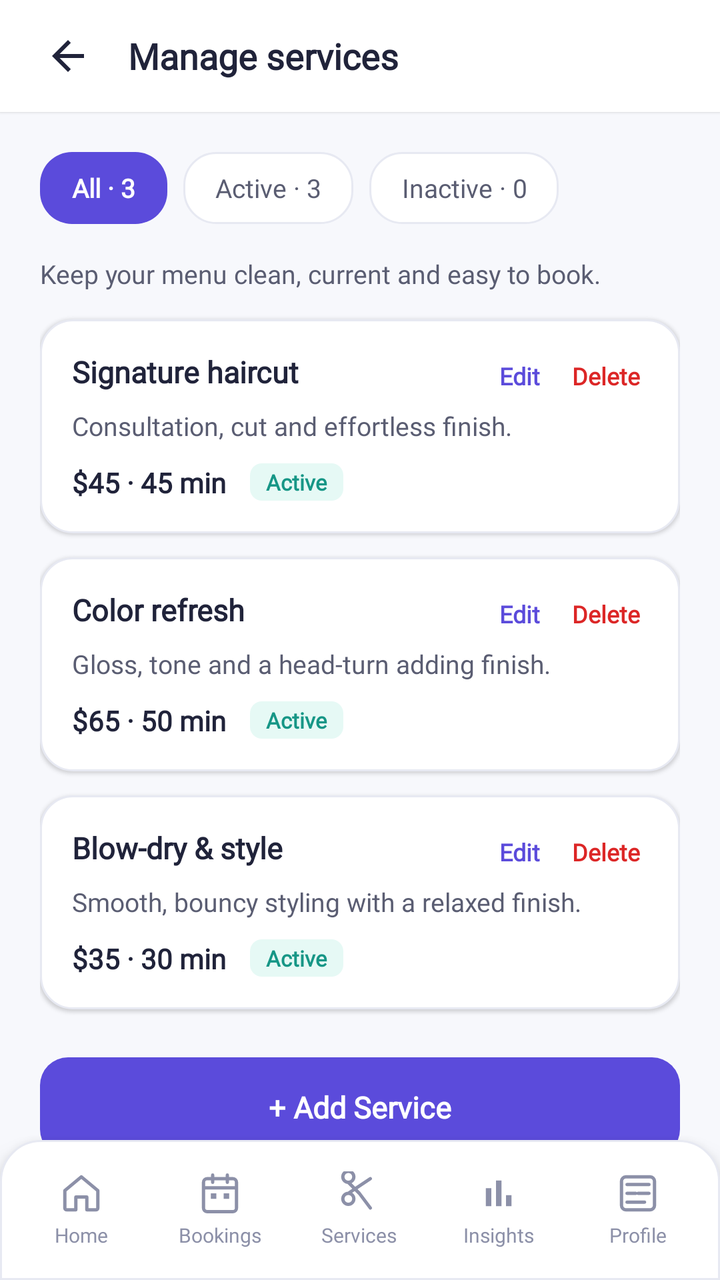
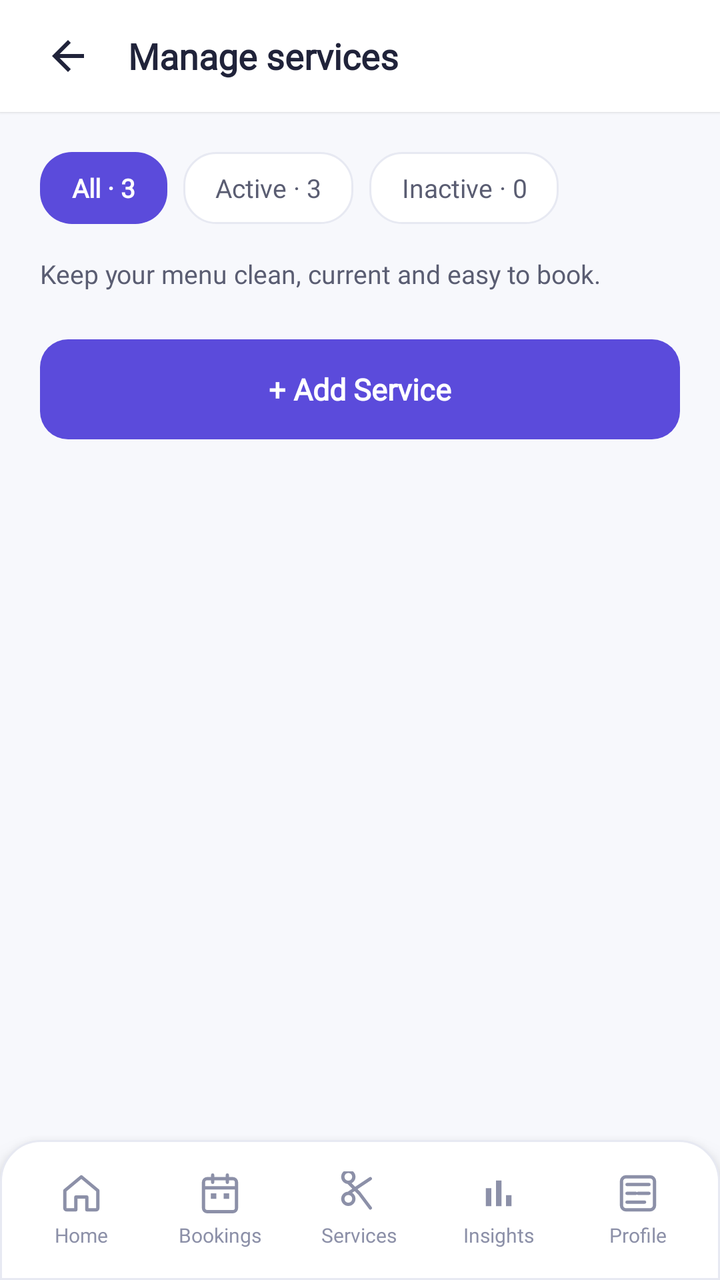

Before-and-after screenshots of an Android layout around one commit, followed by the original layout XML and the change that was made.
<!-- AndroidManifest.xml: application theme Theme.BizBridgeApp -->
<!-- res/layout/fragment_owner_manage_services.xml -->
<?xml version="1.0" encoding="utf-8"?>
<androidx.coordinatorlayout.widget.CoordinatorLayout
    xmlns:android="http://schemas.android.com/apk/res/android"
    xmlns:app="http://schemas.android.com/apk/res-auto"
    android:layout_width="match_parent"
    android:layout_height="match_parent"
    android:background="@color/background">

    <LinearLayout
        android:layout_width="match_parent"
        android:layout_height="match_parent"
        android:layout_marginBottom="70dp"
        android:orientation="vertical">

        
        <RelativeLayout
            android:layout_width="match_parent"
            android:layout_height="56dp"
            android:background="@color/surface_white"
            android:elevation="1dp"
            android:paddingStart="16dp"
            android:paddingEnd="16dp">

            <ImageView
                android:id="@+id/btn_back_services"
                android:layout_width="36dp"
                android:layout_height="36dp"
                android:layout_centerVertical="true"
                android:background="?attr/selectableItemBackgroundBorderless"
                android:contentDescription="Back"
                android:padding="6dp"
                android:src="@drawable/ic_arrow_back"
                app:tint="@color/text_primary" />

            <TextView
                android:layout_width="wrap_content"
                android:layout_height="wrap_content"
                android:layout_centerVertical="true"
                android:layout_marginStart="12dp"
                android:layout_toEndOf="@id/btn_back_services"
                android:fontFamily="@font/inter_variable"
                android:text="Manage services"
                android:textColor="@color/text_primary"
                android:textSize="18sp"
                android:textStyle="bold" />
        </RelativeLayout>

        <androidx.core.widget.NestedScrollView
            android:layout_width="match_parent"
            android:layout_height="0dp"
            android:layout_weight="1"
            android:fillViewport="true">

            <LinearLayout
                android:layout_width="match_parent"
                android:layout_height="wrap_content"
                android:orientation="vertical"
                android:padding="20dp">

                
                <LinearLayout
                    android:layout_width="match_parent"
                    android:layout_height="wrap_content"
                    android:orientation="horizontal">

                    
                    <TextView
                        android:id="@+id/chip_all_services"
                        android:layout_width="wrap_content"
                        android:layout_height="36dp"
                        android:background="@drawable/bg_chip_selected"
                        android:fontFamily="@font/inter_variable"
                        android:gravity="center"
                        android:paddingStart="16dp"
                        android:paddingEnd="16dp"
                        android:text="All · 3"
                        android:textColor="@color/white"
                        android:textSize="13sp"
                        android:textStyle="bold" />

                    
                    <TextView
                        android:id="@+id/chip_active_services"
                        android:layout_width="wrap_content"
                        android:layout_height="36dp"
                        android:layout_marginStart="8dp"
                        android:background="@drawable/bg_chip_default"
                        android:fontFamily="@font/inter_variable"
                        android:gravity="center"
                        android:paddingStart="16dp"
                        android:paddingEnd="16dp"
                        android:text="Active · 3"
                        android:textColor="@color/text_secondary"
                        android:textSize="13sp" />

                    
                    <TextView
                        android:id="@+id/chip_inactive_services"
                        android:layout_width="wrap_content"
                        android:layout_height="36dp"
                        android:layout_marginStart="8dp"
                        android:background="@drawable/bg_chip_default"
                        android:fontFamily="@font/inter_variable"
                        android:gravity="center"
                        android:paddingStart="16dp"
                        android:paddingEnd="16dp"
                        android:text="Inactive · 0"
                        android:textColor="@color/text_secondary"
                        android:textSize="13sp" />
                </LinearLayout>

                
                <TextView
                    android:layout_width="wrap_content"
                    android:layout_height="wrap_content"
                    android:layout_marginTop="16dp"
                    android:fontFamily="@font/inter_variable"
                    android:text="Keep your menu clean, current and easy to book."
                    android:textColor="@color/text_secondary"
                    android:textSize="13sp" />

                
                <LinearLayout
                    android:id="@+id/card_service_1"
                    android:layout_width="match_parent"
                    android:layout_height="wrap_content"
                    android:layout_marginTop="14dp"
                    android:background="@drawable/bg_card_white"
                    android:elevation="1dp"
                    android:orientation="vertical"
                    android:padding="16dp">

                    <RelativeLayout
                        android:layout_width="match_parent"
                        android:layout_height="wrap_content">

                        <TextView
                            android:layout_width="wrap_content"
                            android:layout_height="wrap_content"
                            android:fontFamily="@font/inter_variable"
                            android:text="Signature haircut"
                            android:textColor="@color/text_primary"
                            android:textSize="15sp"
                            android:textStyle="bold" />

                        <LinearLayout
                            android:layout_width="wrap_content"
                            android:layout_height="wrap_content"
                            android:layout_alignParentEnd="true"
                            android:orientation="horizontal">

                            <TextView
                                android:id="@+id/btn_edit_service_1"
                                android:layout_width="wrap_content"
                                android:layout_height="wrap_content"
                                android:fontFamily="@font/inter_variable"
                                android:padding="4dp"
                                android:text="Edit"
                                android:textColor="@color/primary"
                                android:textSize="12sp"
                                android:textStyle="bold" />

                            <TextView
                                android:id="@+id/btn_delete_service_1"
                                android:layout_width="wrap_content"
                                android:layout_height="wrap_content"
                                android:layout_marginStart="8dp"
                                android:fontFamily="@font/inter_variable"
                                android:padding="4dp"
                                android:text="Delete"
                                android:textColor="@color/error_text"
                                android:textSize="12sp"
                                android:textStyle="bold" />
                        </LinearLayout>
                    </RelativeLayout>

                    <TextView
                        android:layout_width="wrap_content"
                        android:layout_height="wrap_content"
                        android:layout_marginTop="4dp"
                        android:fontFamily="@font/inter_variable"
                        android:text="Consultation, cut and effortless finish."
                        android:textColor="@color/text_secondary"
                        android:textSize="13sp" />

                    <LinearLayout
                        android:layout_width="match_parent"
                        android:layout_height="wrap_content"
                        android:layout_marginTop="10dp"
                        android:gravity="center_vertical"
                        android:orientation="horizontal">

                        <TextView
                            android:layout_width="wrap_content"
                            android:layout_height="wrap_content"
                            android:fontFamily="@font/inter_variable"
                            android:text="$45 · 45 min"
                            android:textColor="@color/text_primary"
                            android:textSize="14sp"
                            android:textStyle="bold" />

                        <TextView
                            android:layout_width="wrap_content"
                            android:layout_height="wrap_content"
                            android:layout_marginStart="12dp"
                            android:background="@drawable/bg_tag_verified"
                            android:fontFamily="@font/inter_variable"
                            android:paddingStart="8dp"
                            android:paddingEnd="8dp"
                            android:paddingTop="2dp"
                            android:paddingBottom="2dp"
                            android:text="Active"
                            android:textColor="@color/secondary_dark"
                            android:textSize="11sp"
                            android:textStyle="bold" />
                    </LinearLayout>
                </LinearLayout>

                
                <LinearLayout
                    android:id="@+id/card_service_2"
                    android:layout_width="match_parent"
                    android:layout_height="wrap_content"
                    android:layout_marginTop="12dp"
                    android:background="@drawable/bg_card_white"
                    android:elevation="1dp"
                    android:orientation="vertical"
                    android:padding="16dp">

                    <RelativeLayout
                        android:layout_width="match_parent"
                        android:layout_height="wrap_content">

                        <TextView
                            android:layout_width="wrap_content"
                            android:layout_height="wrap_content"
                            android:fontFamily="@font/inter_variable"
                            android:text="Color refresh"
                            android:textColor="@color/text_primary"
                            android:textSize="15sp"
                            android:textStyle="bold" />

                        <LinearLayout
                            android:layout_width="wrap_content"
                            android:layout_height="wrap_content"
                            android:layout_alignParentEnd="true"
                            android:orientation="horizontal">

                            <TextView
                                android:id="@+id/btn_edit_service_2"
                                android:layout_width="wrap_content"
                                android:layout_height="wrap_content"
                                android:fontFamily="@font/inter_variable"
                                android:padding="4dp"
                                android:text="Edit"
                                android:textColor="@color/primary"
                                android:textSize="12sp"
                                android:textStyle="bold" />

                            <TextView
                                android:id="@+id/btn_delete_service_2"
                                android:layout_width="wrap_content"
                                android:layout_height="wrap_content"
                                android:layout_marginStart="8dp"
                                android:fontFamily="@font/inter_variable"
                                android:padding="4dp"
                                android:text="Delete"
                                android:textColor="@color/error_text"
                                android:textSize="12sp"
                                android:textStyle="bold" />
                        </LinearLayout>
                    </RelativeLayout>

                    <TextView
                        android:layout_width="wrap_content"
                        android:layout_height="wrap_content"
                        android:layout_marginTop="4dp"
                        android:fontFamily="@font/inter_variable"
                        android:text="Gloss, tone and a head-turn adding finish."
                        android:textColor="@color/text_secondary"
                        android:textSize="13sp" />

                    <LinearLayout
                        android:layout_width="match_parent"
                        android:layout_height="wrap_content"
                        android:layout_marginTop="10dp"
                        android:gravity="center_vertical"
                        android:orientation="horizontal">

                        <TextView
                            android:layout_width="wrap_content"
                            android:layout_height="wrap_content"
                            android:fontFamily="@font/inter_variable"
                            android:text="$65 · 50 min"
                            android:textColor="@color/text_primary"
                            android:textSize="14sp"
                            android:textStyle="bold" />

                        <TextView
                            android:layout_width="wrap_content"
                            android:layout_height="wrap_content"
                            android:layout_marginStart="12dp"
                            android:background="@drawable/bg_tag_verified"
                            android:fontFamily="@font/inter_variable"
                            android:paddingStart="8dp"
                            android:paddingEnd="8dp"
                            android:paddingTop="2dp"
                            android:paddingBottom="2dp"
                            android:text="Active"
                            android:textColor="@color/secondary_dark"
                            android:textSize="11sp"
                            android:textStyle="bold" />
                    </LinearLayout>
                </LinearLayout>

                
                <LinearLayout
                    android:id="@+id/card_service_3"
                    android:layout_width="match_parent"
                    android:layout_height="wrap_content"
                    android:layout_marginTop="12dp"
                    android:background="@drawable/bg_card_white"
                    android:elevation="1dp"
                    android:orientation="vertical"
                    android:padding="16dp">

                    <RelativeLayout
                        android:layout_width="match_parent"
                        android:layout_height="wrap_content">

                        <TextView
                            android:layout_width="wrap_content"
                            android:layout_height="wrap_content"
                            android:fontFamily="@font/inter_variable"
                            android:text="Blow-dry &amp; style"
                            android:textColor="@color/text_primary"
                            android:textSize="15sp"
                            android:textStyle="bold" />

                        <LinearLayout
                            android:layout_width="wrap_content"
                            android:layout_height="wrap_content"
                            android:layout_alignParentEnd="true"
                            android:orientation="horizontal">

                            <TextView
                                android:id="@+id/btn_edit_service_3"
                                android:layout_width="wrap_content"
                                android:layout_height="wrap_content"
                                android:fontFamily="@font/inter_variable"
                                android:padding="4dp"
                                android:text="Edit"
                                android:textColor="@color/primary"
                                android:textSize="12sp"
                                android:textStyle="bold" />

                            <TextView
                                android:id="@+id/btn_delete_service_3"
                                android:layout_width="wrap_content"
                                android:layout_height="wrap_content"
                                android:layout_marginStart="8dp"
                                android:fontFamily="@font/inter_variable"
                                android:padding="4dp"
                                android:text="Delete"
                                android:textColor="@color/error_text"
                                android:textSize="12sp"
                                android:textStyle="bold" />
                        </LinearLayout>
                    </RelativeLayout>

                    <TextView
                        android:layout_width="wrap_content"
                        android:layout_height="wrap_content"
                        android:layout_marginTop="4dp"
                        android:fontFamily="@font/inter_variable"
                        android:text="Smooth, bouncy styling with a relaxed finish."
                        android:textColor="@color/text_secondary"
                        android:textSize="13sp" />

                    <LinearLayout
                        android:layout_width="match_parent"
                        android:layout_height="wrap_content"
                        android:layout_marginTop="10dp"
                        android:gravity="center_vertical"
                        android:orientation="horizontal">

                        <TextView
                            android:layout_width="wrap_content"
                            android:layout_height="wrap_content"
                            android:fontFamily="@font/inter_variable"
                            android:text="$35 · 30 min"
                            android:textColor="@color/text_primary"
                            android:textSize="14sp"
                            android:textStyle="bold" />

                        <TextView
                            android:layout_width="wrap_content"
                            android:layout_height="wrap_content"
                            android:layout_marginStart="12dp"
                            android:background="@drawable/bg_tag_verified"
                            android:fontFamily="@font/inter_variable"
                            android:paddingStart="8dp"
                            android:paddingEnd="8dp"
                            android:paddingTop="2dp"
                            android:paddingBottom="2dp"
                            android:text="Active"
                            android:textColor="@color/secondary_dark"
                            android:textSize="11sp"
                            android:textStyle="bold" />
                    </LinearLayout>
                </LinearLayout>

                
                <androidx.appcompat.widget.AppCompatButton
                    android:id="@+id/btn_add_new_service"
                    android:layout_width="match_parent"
                    android:layout_height="50dp"
                    android:layout_marginTop="24dp"
                    android:layout_marginBottom="16dp"
                    android:background="@drawable/bg_button_primary"
                    android:fontFamily="@font/inter_variable"
                    android:stateListAnimator="@null"
                    android:text="+ Add Service"
                    android:textAllCaps="false"
                    android:textColor="@color/white"
                    android:textSize="15sp"
                    android:textStyle="bold" />

            </LinearLayout>
        </androidx.core.widget.NestedScrollView>

    </LinearLayout>

    
    <include
        layout="@layout/layout_owner_bottom_nav"
        android:layout_width="match_parent"
        android:layout_height="70dp"
        android:layout_gravity="bottom" />

</androidx.coordinatorlayout.widget.CoordinatorLayout>
<!-- res/layout/layout_owner_bottom_nav.xml (included above) -->
<?xml version="1.0" encoding="utf-8"?>
<LinearLayout xmlns:android="http://schemas.android.com/apk/res/android"
    xmlns:app="http://schemas.android.com/apk/res-auto"
    android:id="@+id/owner_bottom_nav"
    android:layout_width="match_parent"
    android:layout_height="70dp"
    android:layout_gravity="bottom"
    android:background="@drawable/bg_bottom_nav"
    android:elevation="8dp"
    android:gravity="center_vertical"
    android:orientation="horizontal"
    android:paddingStart="6dp"
    android:paddingEnd="6dp">

    
    <LinearLayout
        android:id="@+id/nav_owner_home"
        android:layout_width="0dp"
        android:layout_height="match_parent"
        android:layout_weight="1"
        android:clickable="true"
        android:focusable="true"
        android:gravity="center"
        android:orientation="vertical">

        <ImageView
            android:id="@+id/iv_owner_home"
            android:layout_width="22dp"
            android:layout_height="22dp"
            android:src="@drawable/ic_nav_home"
            app:tint="@color/text_muted" />

        <TextView
            android:id="@+id/tv_owner_home"
            android:layout_width="wrap_content"
            android:layout_height="wrap_content"
            android:layout_marginTop="3dp"
            android:fontFamily="@font/inter_variable"
            android:text="Home"
            android:textColor="@color/text_muted"
            android:textSize="10sp" />
    </LinearLayout>

    
    <LinearLayout
        android:id="@+id/nav_owner_bookings"
        android:layout_width="0dp"
        android:layout_height="match_parent"
        android:layout_weight="1"
        android:clickable="true"
        android:focusable="true"
        android:gravity="center"
        android:orientation="vertical">

        <ImageView
            android:id="@+id/iv_owner_bookings"
            android:layout_width="22dp"
            android:layout_height="22dp"
            android:src="@drawable/ic_nav_bookings"
            app:tint="@color/text_muted" />

        <TextView
            android:id="@+id/tv_owner_bookings"
            android:layout_width="wrap_content"
            android:layout_height="wrap_content"
            android:layout_marginTop="3dp"
            android:fontFamily="@font/inter_variable"
            android:text="Bookings"
            android:textColor="@color/text_muted"
            android:textSize="10sp" />
    </LinearLayout>

    
    <LinearLayout
        android:id="@+id/nav_owner_services"
        android:layout_width="0dp"
        android:layout_height="match_parent"
        android:layout_weight="1"
        android:clickable="true"
        android:focusable="true"
        android:gravity="center"
        android:orientation="vertical">

        <ImageView
            android:id="@+id/iv_owner_services"
            android:layout_width="22dp"
            android:layout_height="22dp"
            android:src="@drawable/ic_scissors"
            app:tint="@color/text_muted" />

        <TextView
            android:id="@+id/tv_owner_services"
            android:layout_width="wrap_content"
            android:layout_height="wrap_content"
            android:layout_marginTop="3dp"
            android:fontFamily="@font/inter_variable"
            android:text="Services"
            android:textColor="@color/text_muted"
            android:textSize="10sp" />
    </LinearLayout>

    
    <LinearLayout
        android:id="@+id/nav_owner_insights"
        android:layout_width="0dp"
        android:layout_height="match_parent"
        android:layout_weight="1"
        android:clickable="true"
        android:focusable="true"
        android:gravity="center"
        android:orientation="vertical">

        <ImageView
            android:id="@+id/iv_owner_insights"
            android:layout_width="22dp"
            android:layout_height="22dp"
            android:src="@drawable/ic_insights"
            app:tint="@color/text_muted" />

        <TextView
            android:id="@+id/tv_owner_insights"
            android:layout_width="wrap_content"
            android:layout_height="wrap_content"
            android:layout_marginTop="3dp"
            android:fontFamily="@font/inter_variable"
            android:text="Insights"
            android:textColor="@color/text_muted"
            android:textSize="10sp" />
    </LinearLayout>

    
    <LinearLayout
        android:id="@+id/nav_owner_profile"
        android:layout_width="0dp"
        android:layout_height="match_parent"
        android:layout_weight="1"
        android:clickable="true"
        android:focusable="true"
        android:gravity="center"
        android:orientation="vertical">

        <ImageView
            android:id="@+id/iv_owner_profile"
            android:layout_width="22dp"
            android:layout_height="22dp"
            android:src="@drawable/ic_nav_profile"
            app:tint="@color/text_muted" />

        <TextView
            android:id="@+id/tv_owner_profile"
            android:layout_width="wrap_content"
            android:layout_height="wrap_content"
            android:layout_marginTop="3dp"
            android:fontFamily="@font/inter_variable"
            android:text="Profile"
            android:textColor="@color/text_muted"
            android:textSize="10sp" />
    </LinearLayout>

</LinearLayout>
<!-- resources referenced by this layout -->
<resources>
  <color name="background">#F7F8FC</color>
  <color name="error_text">#DC2626</color>
  <color name="primary">#5B4BDB</color>
  <color name="secondary_dark">#169686</color>
  <color name="surface_white">#FFFFFF</color>
  <color name="text_muted">#8C90A8</color>
  <color name="text_primary">#20233A</color>
  <color name="text_secondary">#5A5D72</color>
  <color name="white">#FFFFFFFF</color>
  <!-- drawable bg_bottom_nav (drawable) -->
  <?xml version="1.0" encoding="utf-8"?>
  <shape xmlns:android="http://schemas.android.com/apk/res/android"
      android:shape="rectangle">
      <solid android:color="@color/surface_white" />
      <stroke
          android:width="1dp"
          android:color="@color/border_subtle" />
      <corners
          android:topLeftRadius="20dp"
          android:topRightRadius="20dp" />
  </shape>
  <!-- drawable bg_button_primary (drawable) -->
  <?xml version="1.0" encoding="utf-8"?>
  <ripple xmlns:android="http://schemas.android.com/apk/res/android"
      android:color="#33FFFFFF">
      <item>
          <shape android:shape="rectangle">
              <solid android:color="@color/primary" />
              <corners android:radius="@dimen/radius_button" />
          </shape>
      </item>
  </ripple>
  <!-- drawable bg_card_white (drawable) -->
  <?xml version="1.0" encoding="utf-8"?>
  <shape xmlns:android="http://schemas.android.com/apk/res/android"
      android:shape="rectangle">
      <solid android:color="@color/surface_white" />
      <stroke
          android:width="@dimen/stroke_subtle"
          android:color="@color/border_subtle" />
      <corners android:radius="@dimen/radius_card" />
  </shape>
  <!-- drawable bg_chip_default (drawable) -->
  <?xml version="1.0" encoding="utf-8"?>
  <shape xmlns:android="http://schemas.android.com/apk/res/android"
      android:shape="rectangle">
      <solid android:color="@color/surface_white" />
      <stroke
          android:width="@dimen/stroke_subtle"
          android:color="@color/border_subtle" />
      <corners android:radius="@dimen/radius_chip" />
  </shape>
  <!-- drawable bg_chip_selected (drawable) -->
  <?xml version="1.0" encoding="utf-8"?>
  <shape xmlns:android="http://schemas.android.com/apk/res/android"
      android:shape="rectangle">
      <solid android:color="@color/primary" />
      <corners android:radius="@dimen/radius_chip" />
  </shape>
  <!-- drawable bg_tag_verified (drawable) -->
  <?xml version="1.0" encoding="utf-8"?>
  <shape xmlns:android="http://schemas.android.com/apk/res/android"
      android:shape="rectangle">
      <solid android:color="@color/secondary_light" />
      <corners android:radius="6dp" />
  </shape>
  <!-- drawable ic_arrow_back (drawable) -->
  <vector xmlns:android="http://schemas.android.com/apk/res/android"
      android:width="24dp"
      android:height="24dp"
      android:viewportWidth="24"
      android:viewportHeight="24">
      <path
          android:fillColor="#20233A"
          android:pathData="M20,11H7.83l5.59,-5.59L12,4l-8,8 8,8 1.41,-1.41L7.83,13H20v-2z" />
  </vector>
  <!-- drawable ic_insights (drawable) -->
  <vector xmlns:android="http://schemas.android.com/apk/res/android"
      android:width="24dp"
      android:height="24dp"
      android:viewportWidth="24"
      android:viewportHeight="24">
      
      <path
          android:fillColor="#5A5D72"
          android:pathData="M5,9.2h3V19H5z M10.5,5h3V19h-3z M16,13h3V19h-3z" />
  </vector>
  <style name="Theme.BizBridgeApp" parent="Base.Theme.BizBridgeApp" />
  <color name="border_subtle">#E7E9F2</color>
  <dimen name="radius_button">14dp</dimen>
  <dimen name="stroke_subtle">1dp</dimen>
  <dimen name="radius_card">16dp</dimen>
  <dimen name="radius_chip">16dp</dimen>
  <color name="secondary_light">#E6F9F5</color>
  <color name="secondary">#20B8A6</color>
  <!-- unchanged entries left out for length: 5 -->
</resources>

<!-- the commit's change to res/layout/fragment_owner_manage_services.xml (unified diff, before → after) -->
@@ -128,7 +128,8 @@
                     android:background="@drawable/bg_card_white"
                     android:elevation="1dp"
                     android:orientation="vertical"
-                    android:padding="16dp">
+                    android:padding="16dp"
+                    android:visibility="gone">
 
                     <RelativeLayout
                         android:layout_width="match_parent"
@@ -225,7 +226,8 @@
                     android:background="@drawable/bg_card_white"
                     android:elevation="1dp"
                     android:orientation="vertical"
-                    android:padding="16dp">
+                    android:padding="16dp"
+                    android:visibility="gone">
 
                     <RelativeLayout
                         android:layout_width="match_parent"
@@ -322,7 +324,8 @@
                     android:background="@drawable/bg_card_white"
                     android:elevation="1dp"
                     android:orientation="vertical"
-                    android:padding="16dp">
+                    android:padding="16dp"
+                    android:visibility="gone">
 
                     <RelativeLayout
                         android:layout_width="match_parent"
